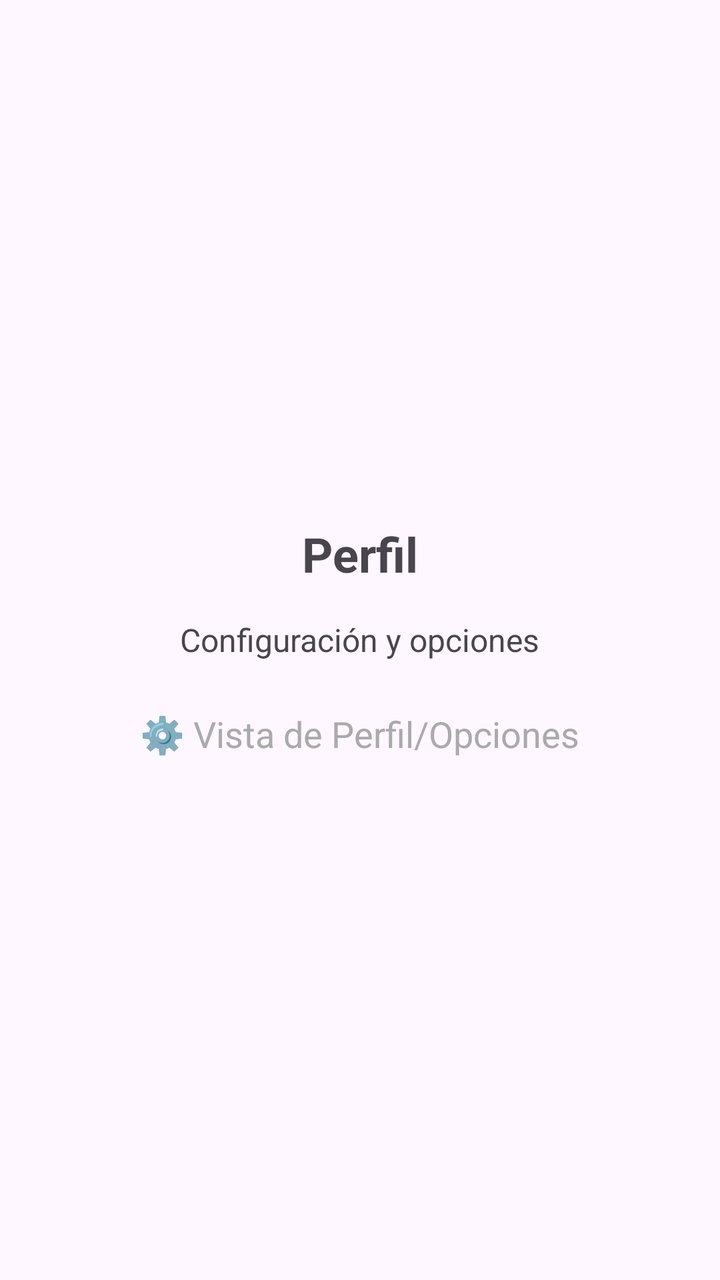
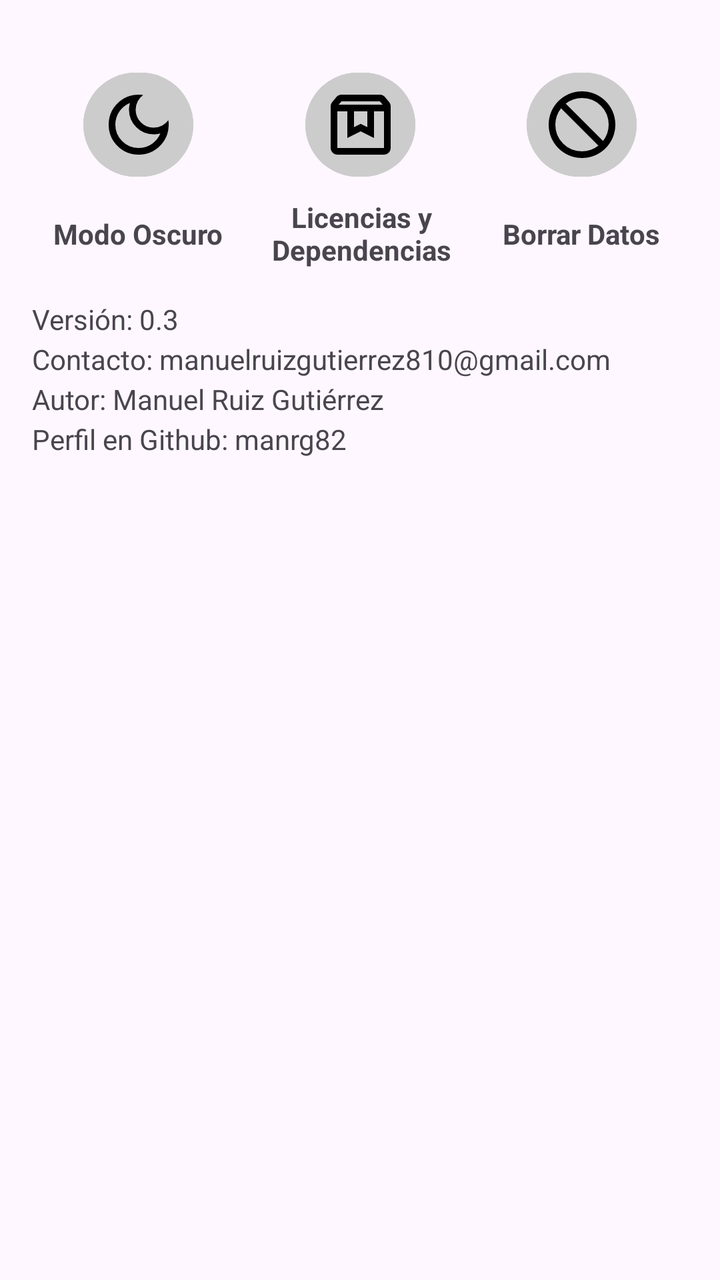

Two renders of the same Android screen: before a commit and after it. Below are the layout's source before the change and the commit's diff.
<!-- AndroidManifest.xml: application theme Theme.RecetaLog -->
<!-- res/layout/view_profile.xml -->
<?xml version="1.0" encoding="utf-8"?>
<LinearLayout xmlns:android="http://schemas.android.com/apk/res/android"
    android:layout_width="match_parent"
    android:layout_height="match_parent"
    android:orientation="vertical"
    android:gravity="center"
    android:padding="16dp">

    <TextView
        android:layout_width="wrap_content"
        android:layout_height="wrap_content"
        android:text="Perfil"
        android:textSize="24sp"
        android:textStyle="bold"
        android:layout_marginBottom="16dp" />

    <TextView
        android:layout_width="wrap_content"
        android:layout_height="wrap_content"
        android:text="Configuración y opciones"
        android:textSize="16sp"
        android:layout_marginBottom="24dp" />

    <TextView
        android:layout_width="wrap_content"
        android:layout_height="wrap_content"
        android:text="⚙️ Vista de Perfil/Opciones"
        android:textSize="18sp"
        android:textColor="@android:color/darker_gray" />

</LinearLayout>
<!-- resources referenced by this layout -->
<resources>
  <style name="Theme.RecetaLog" parent="Base.Theme.RecetaLog" />
  <style name="Base.Theme.RecetaLog" parent="Theme.Material3.DayNight.NoActionBar">
          
          
      </style>
</resources>

<!-- the commit's change to res/layout/view_profile.xml (unified diff, before → after) -->
@@ -1,31 +1,175 @@
 <?xml version="1.0" encoding="utf-8"?>
-<LinearLayout xmlns:android="http://schemas.android.com/apk/res/android"
+<androidx.constraintlayout.motion.widget.MotionLayout xmlns:android="http://schemas.android.com/apk/res/android"
+    xmlns:app="http://schemas.android.com/apk/res-auto"
+    xmlns:tools="http://schemas.android.com/tools"
     android:layout_width="match_parent"
     android:layout_height="match_parent"
     android:orientation="vertical"
-    android:gravity="center"
-    android:padding="16dp">
+    android:padding="16dp"
+    app:layoutDescription="@xml/view_profile_scene">
+
+    <androidx.constraintlayout.widget.Guideline
+        android:id="@+id/guideline"
+        android:layout_width="wrap_content"
+        android:layout_height="wrap_content"
+        android:orientation="horizontal"
+        app:layout_constraintGuide_begin="134dp" />
+
+    <androidx.constraintlayout.widget.Guideline
+        android:id="@+id/guideline2"
+        android:layout_width="wrap_content"
+        android:layout_height="wrap_content"
+        android:orientation="horizontal"
+        app:layout_constraintGuide_begin="0dp" />
+
+    <androidx.constraintlayout.widget.ConstraintLayout
+        android:id="@+id/linearLayout"
+        android:layout_width="match_parent"
+        android:layout_height="125dp"
+        android:orientation="horizontal"
+        app:layout_constraintBottom_toTopOf="@+id/guideline"
+        app:layout_constraintEnd_toEndOf="parent"
+        app:layout_constraintStart_toStartOf="parent"
+        app:layout_constraintTop_toTopOf="@+id/guideline2"
+        app:layout_constraintVertical_bias="0.0">
+
+        <Button
+            android:id="@+id/btnAbt"
+            android:layout_width="55dp"
+            android:layout_height="60dp"
+            android:layout_marginEnd="30dp"
+            android:backgroundTint="@color/grisUI"
+            android:textColor="#000000"
+            app:icon="@drawable/dark_modeicon"
+            app:iconGravity="top"
+            app:iconPadding="0dp"
+            app:iconSize="40dp"
+            app:iconTint="@color/black"
+            app:layout_constraintBottom_toBottomOf="parent"
+            app:layout_constraintEnd_toEndOf="@+id/btnOsc"
+            app:layout_constraintEnd_toStartOf="@+id/btnOsc"
+            app:layout_constraintHorizontal_bias="0.5"
+            app:layout_constraintStart_toStartOf="parent"
+            app:layout_constraintTop_toTopOf="parent"
+            app:layout_constraintVertical_bias="0.25" />
+
+        <Button
+            android:id="@+id/btnBor"
+            android:layout_width="55dp"
+            android:layout_height="60dp"
+            android:layout_marginStart="30dp"
+            android:backgroundTint="@color/grisUI"
+            android:textColor="#FFFFFF"
+            app:icon="@drawable/borrarico"
+            app:iconGravity="top"
+            app:iconPadding="0dp"
+            app:iconSize="40dp"
+            app:iconTint="@color/black"
+            app:layout_constraintBottom_toBottomOf="parent"
+            app:layout_constraintEnd_toEndOf="parent"
+            app:layout_constraintHorizontal_bias="0.5"
+            app:layout_constraintStart_toEndOf="@+id/btnOsc"
+            app:layout_constraintTop_toTopOf="parent"
+            app:layout_constraintVertical_bias="0.25" />
+
+        <Button
+            android:id="@+id/btnOsc"
+            android:layout_width="55dp"
+            android:layout_height="60dp"
+            android:backgroundTint="@color/grisUI"
+            android:textColor="@color/grisUI"
+            app:icon="@drawable/acercadeico"
+            app:iconGravity="top"
+            app:iconPadding="0dp"
+            app:iconSize="40dp"
+            app:iconTint="@color/black"
+            app:layout_constraintBottom_toBottomOf="parent"
+            app:layout_constraintEnd_toStartOf="@+id/btnBor"
+            app:layout_constraintHorizontal_bias="0.5"
+            app:layout_constraintStart_toEndOf="@+id/btnAbt"
+            app:layout_constraintTop_toTopOf="parent"
+            app:layout_constraintVertical_bias="0.25" />
+
+        <TextView
+            android:id="@+id/txtDark"
+            android:layout_width="wrap_content"
+            android:layout_height="wrap_content"
+            android:text="@string/modoOscuro"
+            android:textStyle="bold"
+            app:layout_constraintBottom_toBottomOf="parent"
+            app:layout_constraintEnd_toEndOf="@+id/btnAbt"
+            app:layout_constraintStart_toStartOf="@+id/btnAbt"
+            app:layout_constraintTop_toBottomOf="@+id/btnAbt" />
+
+        <TextView
+            android:id="@+id/txtDepend"
+            android:layout_width="100dp"
+            android:layout_height="wrap_content"
+            android:text="@string/licencias"
+            android:textAlignment="center"
+            android:textStyle="bold"
+            app:layout_constraintBottom_toBottomOf="parent"
+            app:layout_constraintEnd_toEndOf="@+id/btnOsc"
+            app:layout_constraintHorizontal_bias="0.488"
+            app:layout_constraintStart_toStartOf="@+id/btnOsc"
+            app:layout_constraintTop_toBottomOf="@+id/btnOsc" />
+
+        <TextView
+            android:id="@+id/txtBorrar"
+            android:layout_width="wrap_content"
+            android:layout_height="wrap_content"
+            android:text="@string/borrar"
+            android:textStyle="bold"
+            app:layout_constraintBottom_toBottomOf="parent"
+            app:layout_constraintEnd_toEndOf="@+id/btnBor"
+            app:layout_constraintStart_toStartOf="@+id/btnBor"
+            app:layout_constraintTop_toBottomOf="@+id/btnBor" />
+    </androidx.constraintlayout.widget.ConstraintLayout>
 
     <TextView
-        android:layout_width="wrap_content"
-        android:layout_height="wrap_content"
-        android:text="Perfil"
-        android:textSize="24sp"
-        android:textStyle="bold"
-        android:layout_marginBottom="16dp" />
+        android:id="@+id/txtVer"
+        android:layout_width="match_parent"
+        android:layout_height="20dp"
+        android:text="@string/version"
+        app:layout_constraintBottom_toBottomOf="parent"
+        app:layout_constraintEnd_toEndOf="parent"
+        app:layout_constraintStart_toStartOf="parent"
+        app:layout_constraintTop_toTopOf="@+id/guideline"
+        app:layout_constraintVertical_bias="0.0" />
 
     <TextView
-        android:layout_width="wrap_content"
-        android:layout_height="wrap_content"
-        android:text="Configuración y opciones"
-        android:textSize="16sp"
-        android:layout_marginBottom="24dp" />
+        android:id="@+id/txtCon"
+        android:layout_width="match_parent"
+        android:layout_height="20dp"
+        android:text="@string/contacto"
+        app:layout_constraintBottom_toBottomOf="parent"
+        app:layout_constraintEnd_toEndOf="parent"
+        app:layout_constraintStart_toStartOf="parent"
+        app:layout_constraintTop_toBottomOf="@+id/txtVer"
+        app:layout_constraintVertical_bias="0.0" />
 
     <TextView
-        android:layout_width="wrap_content"
-        android:layout_height="wrap_content"
-        android:text="⚙️ Vista de Perfil/Opciones"
-        android:textSize="18sp"
-        android:textColor="@android:color/darker_gray" />
+        android:id="@+id/txtAut"
+        android:layout_width="match_parent"
+        android:layout_height="20dp"
+        android:text="@string/autor"
+        app:layout_constraintBottom_toBottomOf="parent"
+        app:layout_constraintEnd_toEndOf="parent"
+        app:layout_constraintHorizontal_bias="0.0"
+        app:layout_constraintStart_toStartOf="parent"
+        app:layout_constraintTop_toBottomOf="@+id/txtCon"
+        app:layout_constraintVertical_bias="0.0" />
 
-</LinearLayout>
+    <TextView
+        android:id="@+id/txtGit"
+        android:layout_width="match_parent"
+        android:layout_height="20dp"
+        android:text="@string/github"
+        app:layout_constraintBottom_toBottomOf="parent"
+        app:layout_constraintEnd_toEndOf="parent"
+        app:layout_constraintHorizontal_bias="0.0"
+        app:layout_constraintStart_toStartOf="parent"
+        app:layout_constraintTop_toBottomOf="@+id/txtAut"
+        app:layout_constraintVertical_bias="0.0" />
+
+</androidx.constraintlayout.motion.widget.MotionLayout>
<!-- resource entries referenced after the edit -->
@@ -1,5 +1,44 @@
 <!-- resources referenced by this layout -->
 <resources>
+  <color name="black">#FF000000</color>
+  <color name="grisUI">#FFCCCCCC</color>
+  <!-- drawable acercadeico (drawable) -->
+  <vector xmlns:android="http://schemas.android.com/apk/res/android"
+      android:width="24dp"
+      android:height="24dp"
+      android:viewportWidth="960"
+      android:viewportHeight="960">
+    <path
+        android:pathData="M200,320v440h560v-440L640,320v320l-160,-80 -160,80v-320L200,320ZM200,840q-33,0 -56.5,-23.5T120,760v-499q0,-14 4.5,-27t13.5,-24l50,-61q11,-14 27.5,-21.5T250,120h460q18,0 34.5,7.5T772,149l50,61q9,11 13.5,24t4.5,27v499q0,33 -23.5,56.5T760,840L200,840ZM216,240h528l-34,-40L250,200l-34,40ZM400,320v190l80,-40 80,40v-190L400,320ZM200,320h560,-560Z"
+        android:fillColor="#1f1f1f"/>
+  </vector>
+  <!-- drawable borrarico (drawable) -->
+  <vector xmlns:android="http://schemas.android.com/apk/res/android"
+      android:width="24dp"
+      android:height="24dp"
+      android:viewportWidth="960"
+      android:viewportHeight="960">
+    <path
+        android:pathData="M480,880q-83,0 -156,-31.5T197,763q-54,-54 -85.5,-127T80,480q0,-83 31.5,-156T197,197q54,-54 127,-85.5T480,80q83,0 156,31.5T763,197q54,54 85.5,127T880,480q0,83 -31.5,156T763,763q-54,54 -127,85.5T480,880ZM480,800q54,0 104,-17.5t92,-50.5L228,284q-33,42 -50.5,92T160,480q0,134 93,227t227,93ZM732,676q33,-42 50.5,-92T800,480q0,-134 -93,-227t-227,-93q-54,0 -104,17.5T284,228l448,448ZM480,480Z"
+        android:fillColor="#1f1f1f"/>
+  </vector>
+  <!-- drawable dark_modeicon (drawable) -->
+  <vector xmlns:android="http://schemas.android.com/apk/res/android"
+      android:width="24dp"
+      android:height="24dp"
+      android:viewportWidth="960"
+      android:viewportHeight="960">
+    <path
+        android:pathData="M480,840q-150,0 -255,-105T120,480q0,-150 105,-255t255,-105q14,0 27.5,1t26.5,3q-41,29 -65.5,75.5T444,300q0,90 63,153t153,63q55,0 101,-24.5t75,-65.5q2,13 3,26.5t1,27.5q0,150 -105,255T480,840ZM480,760q88,0 158,-48.5T740,585q-20,5 -40,8t-40,3q-123,0 -209.5,-86.5T364,300q0,-20 3,-40t8,-40q-78,32 -126.5,102T200,480q0,116 82,198t198,82ZM470,490Z"
+        android:fillColor="#1f1f1f"/>
+  </vector>
+  <string name="autor">Autor: Manuel Ruiz Gutiérrez</string>
+  <string name="borrar">Borrar Datos</string>
+  <string name="contacto">Contacto: manuelruizgutierrez810@gmail.com\n</string>
+  <string name="github">Perfil en Github: manrg82\n</string>
+  <string name="licencias">Licencias y Dependencias</string>
+  <string name="modoOscuro">Modo Oscuro</string>
+  <string name="version">Versión: 0.3\n</string>
   <style name="Theme.RecetaLog" parent="Base.Theme.RecetaLog" />
   <style name="Base.Theme.RecetaLog" parent="Theme.Material3.DayNight.NoActionBar">
           
